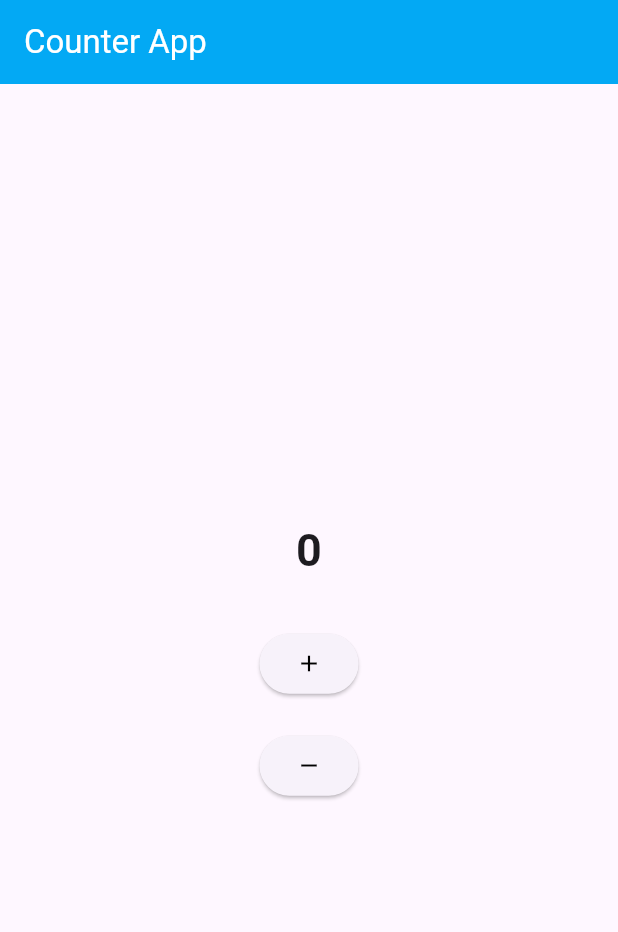
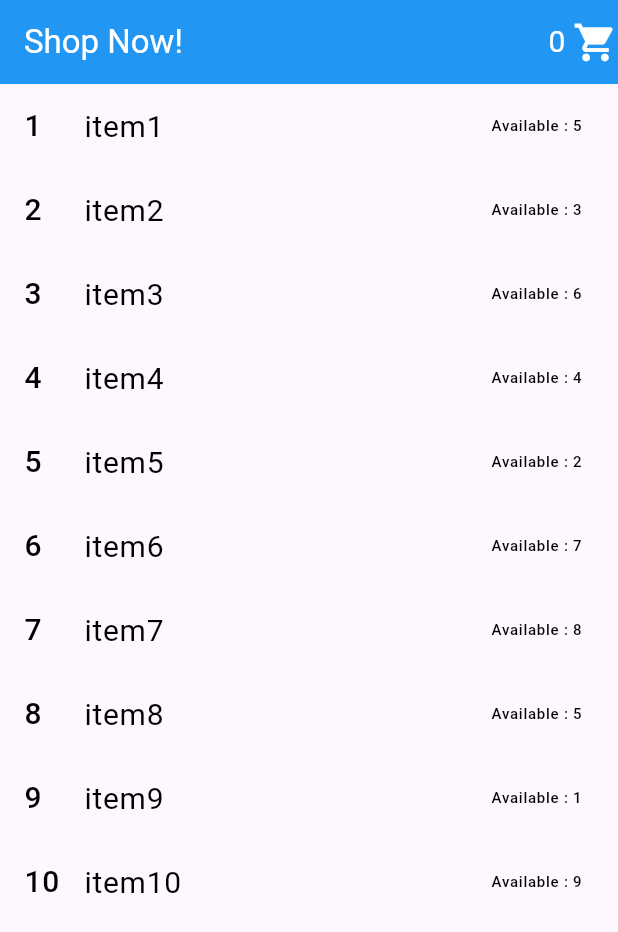
Before and after one commit to avni-7span/provider_implementation, a Flutter app: the screen it shows after launch, on a phone screen of 412 x 824 dp. Shown: the top 932 px of the screen. Run offline on Flutter 3.47's test engine with Material 3 defaults, Android fonts, the phone set to English and light mode, and no system bars.

Commit message:
addTocart and removeFromCart functionality

```diff
--- a/lib/main.dart
+++ b/lib/main.dart
@@ -1,9 +1,10 @@
 import 'package:flutter/material.dart';
 import 'package:provider/provider.dart';
 import 'package:provider_package_implemenatation/one_textdata_passing/user_provider.dart';
+import 'package:provider_package_implemenatation/three_cart_app/cart_service_provider.dart';
+import 'package:provider_package_implemenatation/three_cart_app/shopping_screen.dart';
 import 'package:provider_package_implemenatation/two_incremenet_decrement_counter/counter_provider.dart';
 import 'package:provider_package_implemenatation/two_incremenet_decrement_counter/home_screen.dart';
-
 import 'one_textdata_passing/screen_one.dart';
 
 void main() {
@@ -22,10 +23,13 @@ class MyApp extends StatelessWidget {
         ),
         ChangeNotifierProvider(
           create: (context) => CounterProvider(),
+        ),
+        ChangeNotifierProvider(
+          create: (context) => CartServiceProvider(),
         )
       ],
       child: const MaterialApp(
-        home: HomeScreen(),
+        home: ShoppingScreen(),
         debugShowCheckedModeBanner: false,
       ),
     );
--- a/lib/one_textdata_passing/user_provider.dart
+++ b/lib/one_textdata_passing/user_provider.dart
@@ -4,7 +4,7 @@ class UserProvider extends ChangeNotifier {
   UserProvider({this.userName});
   String? userName;
 
-  void changeUserData({required String newUserData}) async {
+  void changeUserData({required String newUserData}) {
     userName = newUserData;
     notifyListeners();
   }
--- /dev/null
+++ b/lib/three_cart_app/cart_model.dart
@@ -0,0 +1,22 @@
+import 'dart:ui';
+
+class CartModel {
+  CartModel({this.name, this.id, this.quantity});
+
+  String? name;
+  int? id;
+  int? quantity;
+}
+
+List<CartModel> itemList = [
+  CartModel(name: 'item1', id: 1, quantity: 5),
+  CartModel(name: 'item2', id: 2, quantity: 3),
+  CartModel(name: 'item3', id: 3, quantity: 6),
+  CartModel(name: 'item4', id: 4, quantity: 4),
+  CartModel(name: 'item5', id: 5, quantity: 2),
+  CartModel(name: 'item6', id: 6, quantity: 7),
+  CartModel(name: 'item7', id: 7, quantity: 8),
+  CartModel(name: 'item8', id: 8, quantity: 5),
+  CartModel(name: 'item9', id: 9, quantity: 1),
+  CartModel(name: 'item10', id: 10, quantity: 9),
+];
--- /dev/null
+++ b/lib/three_cart_app/shopping_screen.dart
@@ -0,0 +1,59 @@
+import 'package:flutter/material.dart';
+import 'package:provider/provider.dart';
+import 'package:provider_package_implemenatation/three_cart_app/cart_model.dart';
+import 'package:provider_package_implemenatation/three_cart_app/cart_service_provider.dart';
+import 'package:provider_package_implemenatation/three_cart_app/item_details.dart';
+
+class ShoppingScreen extends StatelessWidget {
+  const ShoppingScreen({super.key});
+
+  @override
+  Widget build(BuildContext context) {
+    return Scaffold(
+      appBar: AppBar(
+        title: const Text(
+          'Shop Now!',
+          style: TextStyle(color: Colors.white),
+        ),
+        actions: [
+          Text(
+            context.watch<CartServiceProvider>().cartItemList.length.toString(),
+            style: const TextStyle(fontSize: 20, color: Colors.white),
+          ),
+          const SizedBox(width: 5),
+          const Icon(
+            Icons.shopping_cart,
+            color: Colors.white,
+            size: 30,
+          )
+        ],
+        backgroundColor: Colors.blue,
+      ),
+      body: ListView.builder(
+        itemCount: itemList.length,
+        itemBuilder: (context, index) {
+          final model = itemList[index];
+          return ListTile(
+            onTap: () {
+              Navigator.of(context).push(MaterialPageRoute(
+                builder: (context) => ItemDetails(model: model),
+              ));
+            },
+            leading: Text(
+              '${model.id}',
+              style: const TextStyle(color: Colors.black, fontSize: 20),
+            ),
+            title: Text(
+              '${model.name}',
+              style: const TextStyle(color: Colors.black, fontSize: 20),
+            ),
+            trailing: Text(
+              'Available : ${model.quantity}',
+              style: const TextStyle(color: Colors.black, fontSize: 10),
+            ),
+          );
+        },
+      ),
+    );
+  }
+}
--- a/lib/two_incremenet_decrement_counter/counter_provider.dart
+++ b/lib/two_incremenet_decrement_counter/counter_provider.dart
@@ -5,12 +5,12 @@ class CounterProvider extends ChangeNotifier {
 
   int value;
 
-  void incrementCounter() async {
+  void incrementCounter() {
     value++;
     notifyListeners();
   }
 
-  void decrementCounter() async {
+  void decrementCounter() {
     value--;
     notifyListeners();
   }
```
Also changed, not shown: lib/one_textdata_passing/screen_one.dart (+17 -13 lines), lib/three_cart_app/cart_service_provider.dart (added, +20 -0 lines), lib/three_cart_app/item_details.dart (added, +73 -0 lines).
